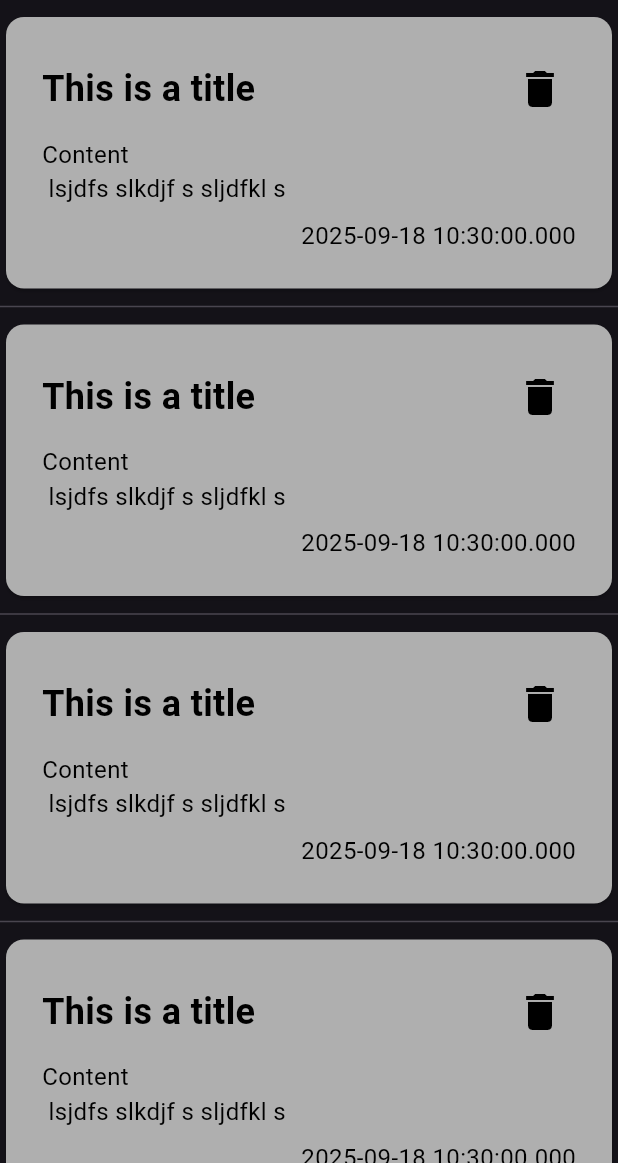
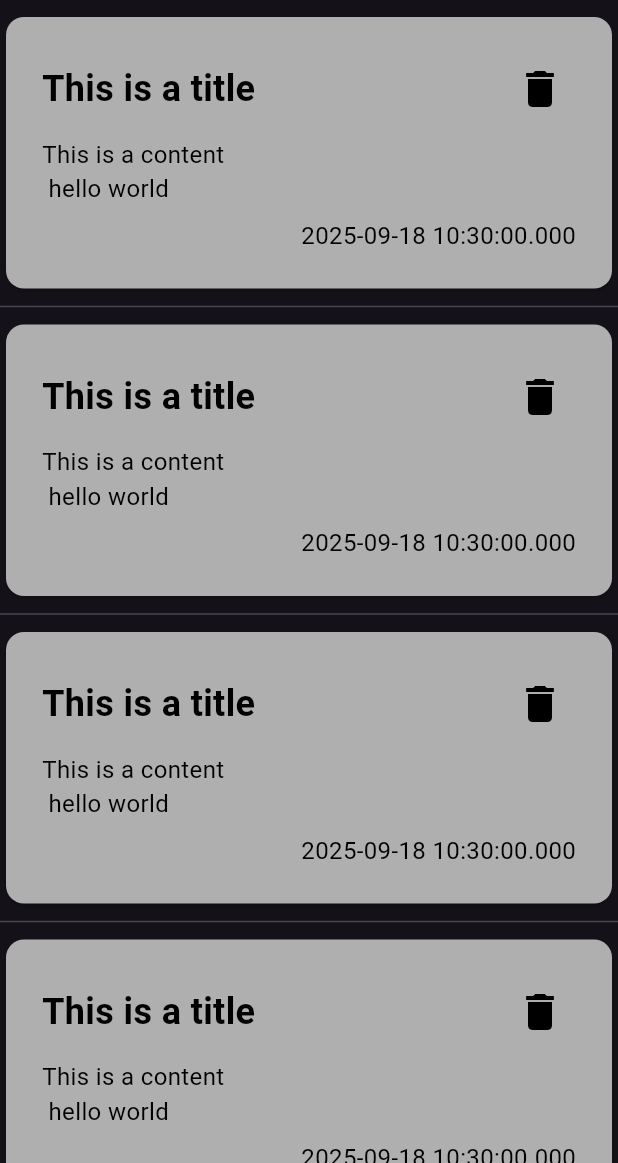
Before and after one commit to Mahmoud-Al-Ghannam/notes_app, a Flutter app: the screen it shows after launch, on a phone screen of 412 x 824 dp, the part 73-1236 px from its top. Run offline on Flutter 3.47's test engine with Material 3 defaults, Android fonts, the phone set to English and light mode, and no system bars.

Commit message:
add note model into note widget

```diff
--- a/lib/views/notes_view.dart
+++ b/lib/views/notes_view.dart
@@ -1,19 +1,27 @@
 import 'package:flutter/material.dart';
+import 'package:notes_app/models/note_model.dart';
 import 'package:notes_app/widgets/note_widget.dart';
 
 class NotesView extends StatelessWidget {
   static const String id = "NotesView";
+
   const NotesView({super.key});
 
   @override
   Widget build(BuildContext context) {
     return Scaffold(
-      appBar: AppBar(title: Text("Notes",style: TextStyle(fontSize: 32),)),
+      appBar: AppBar(title: Text("Notes", style: TextStyle(fontSize: 32))),
       body: ListView.separated(
-        itemBuilder: (context,index) {
-          return NoteWidget();
+        itemBuilder: (context, index) {
+          return NoteWidget(
+            note: NoteModel(
+              title: "This is a title",
+              content: "This is a content \n hello world \n hi",
+              createdAt: DateTime.now(),
+            ),
+          );
         },
-        separatorBuilder: (context,index) {
+        separatorBuilder: (context, index) {
           return Divider();
         },
         itemCount: 10,
--- a/lib/widgets/note_widget.dart
+++ b/lib/widgets/note_widget.dart
@@ -1,9 +1,13 @@
 import 'dart:math';
 
 import 'package:flutter/material.dart';
+import 'package:notes_app/models/note_model.dart';
 
 class NoteWidget extends StatelessWidget {
-  const NoteWidget({super.key});
+  final NoteModel note;
+
+
+  const NoteWidget({super.key, required this.note});
 
   @override
   Widget build(BuildContext context) {
@@ -23,7 +27,7 @@ class NoteWidget extends StatelessWidget {
               mainAxisAlignment: MainAxisAlignment.spaceBetween,
               children: [
                 Text(
-                  "This is a title",
+                  note.title,
                   style: TextStyle(
                     fontSize: 24,
                     fontWeight: FontWeight.bold,
@@ -38,7 +42,7 @@ class NoteWidget extends StatelessWidget {
             ),
             SizedBox(height: 8),
             Text(
-              "Content \n lsjdfs slkdjf s sljdfkl s\n\n\n sjdfs lsjf \n\n\n\n\n\n\n\n\n\n\n\n\n\nksjf isf shf l",
+              note.content,
               style: TextStyle(fontSize: 16, color: Colors.black),
               maxLines: 2,
             ),
@@ -46,7 +50,7 @@ class NoteWidget extends StatelessWidget {
             Align(
               alignment: AlignmentGeometry.bottomRight,
               child: Text(
-                DateTime.now().toString(),
+                note.createdAt.toString(),
                 style: TextStyle(fontSize: 16, color: Colors.black),
               ),
             ),
```
